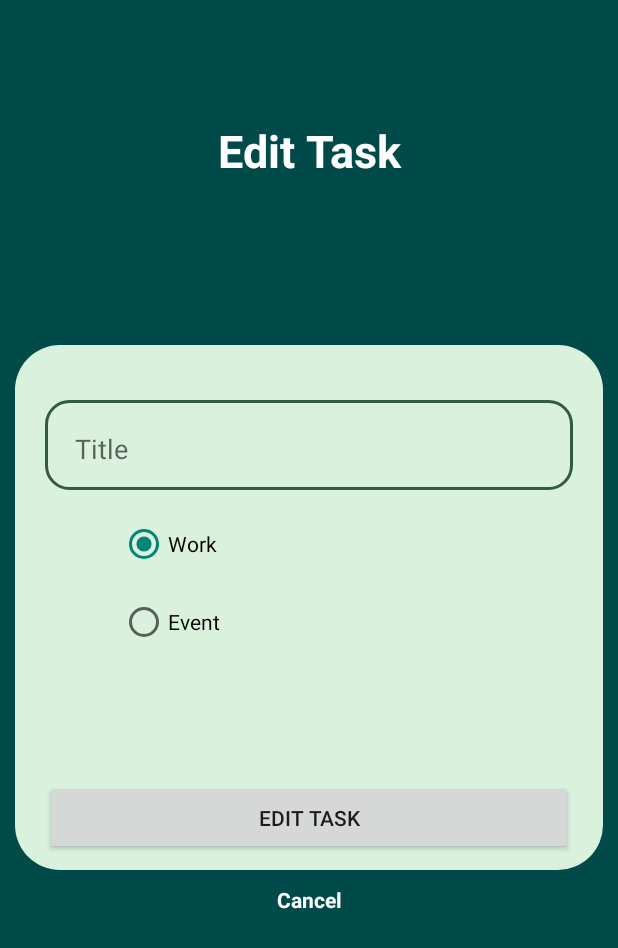
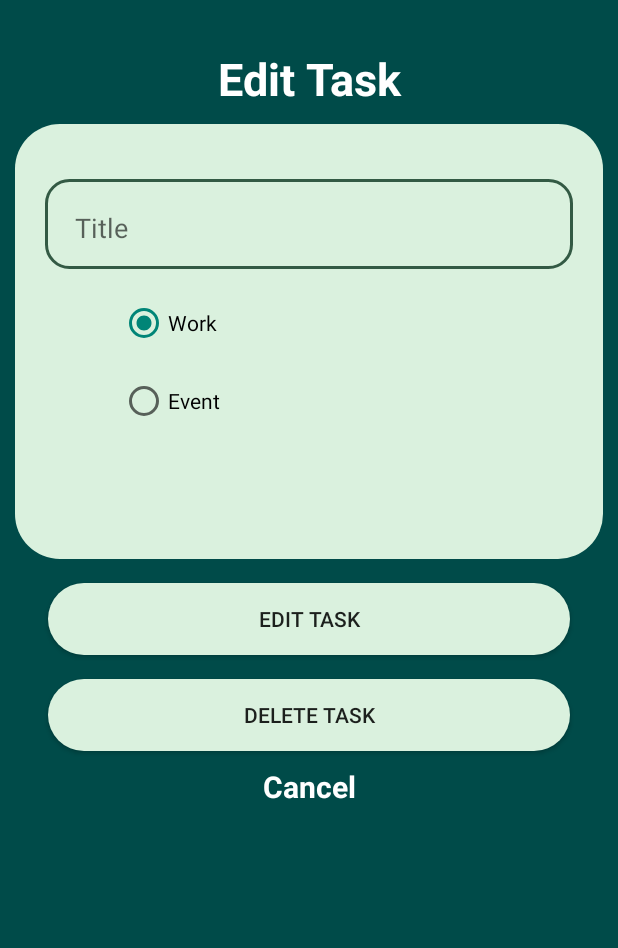
Before and after one commit to supermonkey62/MAD-Assignment, an Android app: the EditTask screen opened directly, with no data from a screen before it, on a phone screen of 412 x 824 dp. Shown: the top 948 px of the screen. Run offline under Robolectric (Android 15) with nearby library versions, the light colour scheme and no system bars; our stand-ins replace Firebase (no records; nobody signed in at launch, a user with empty details on screens opened directly); Roboto replaces fonts that are not available here.

Commit message:
Task: Event Task : Added Delete Task Feature inside edit task activity.

```diff
--- a/app/src/main/res/layout/activity_edit_event.xml
+++ b/app/src/main/res/layout/activity_edit_event.xml
@@ -30,7 +30,7 @@
         android:layout_height="wrap_content"
         android:text="Edit Event"
         android:textColor="@android:color/white"
-        android:textSize="24sp"
+        android:textSize="30sp"
         android:textStyle="bold"
         app:layout_constraintTop_toTopOf="parent"
         app:layout_constraintStart_toStartOf="parent"
--- a/app/src/main/res/layout/activity_edit_task.xml
+++ b/app/src/main/res/layout/activity_edit_task.xml
@@ -11,7 +11,7 @@
         android:id="@+id/edittaskheader"
         android:layout_width="match_parent"
         android:layout_height="wrap_content"
-        android:layout_marginTop="80dp"
+        android:layout_marginTop="32dp"
         android:gravity="center"
         android:text="Edit Task"
         android:textColor="@color/white"
@@ -23,10 +23,10 @@
     <ImageView
         android:id="@+id/whitebox"
         android:layout_width="match_parent"
-        android:layout_height="350dp"
-        android:layout_marginTop="150dp"
+        android:layout_height="290dp"
+        android:layout_marginTop="10dp"
         app:layout_constraintStart_toStartOf="parent"
-        app:layout_constraintTop_toTopOf="@+id/edittaskheader"
+        app:layout_constraintTop_toBottomOf="@+id/edittaskheader"
         android:paddingStart="10dp"
         android:paddingEnd="10dp"
         app:srcCompat="@drawable/white_square_with_rounded_corners" />
@@ -39,7 +39,8 @@
         android:textColor="@color/white"
         android:textStyle="bold"
         android:text="Cancel"
-        app:layout_constraintTop_toBottomOf="@id/whitebox"
+        android:textSize="20sp"
+        app:layout_constraintTop_toBottomOf="@id/deleteTaskButton"
         android:layout_marginTop="10dp"
         android:layout_marginStart="30dp"
         android:layout_marginEnd="30dp" />
@@ -122,12 +123,27 @@
     <Button
         android:id="@+id/edittaskbutton"
         android:layout_width="match_parent"
-        android:layout_height="50dp"
+        android:layout_height="wrap_content"
         android:text="Edit Task"
-        app:layout_constraintBottom_toBottomOf="@id/whitebox"
-        android:layout_marginBottom="10dp"
-        android:layout_marginStart="30dp"
-        android:layout_marginEnd="30dp"
+        app:layout_constraintTop_toBottomOf="@id/whitebox"
+        android:layout_marginTop="16dp"
+        android:layout_marginStart="32dp"
+        android:layout_marginEnd="32dp"
+        android:background="@drawable/white_square_with_rounded_corners"
+        app:backgroundTint="@color/button_colour"
+        />
+
+    <Button
+        android:id="@+id/deleteTaskButton"
+        android:layout_width="match_parent"
+        android:layout_height="wrap_content"
+        android:text="Delete Task"
+        app:layout_constraintTop_toBottomOf="@id/edittaskbutton"
+        android:layout_marginTop="16dp"
+        android:layout_marginStart="32dp"
+        android:layout_marginEnd="32dp"
+        android:background="@drawable/white_square_with_rounded_corners"
+        app:backgroundTint="@color/button_colour"
         />
 
 
```
Also changed, not shown: app/src/main/java/sg/edu/np/mad/team5MADAssignmentOnTask/EditTask.java (+30 -91 lines).
